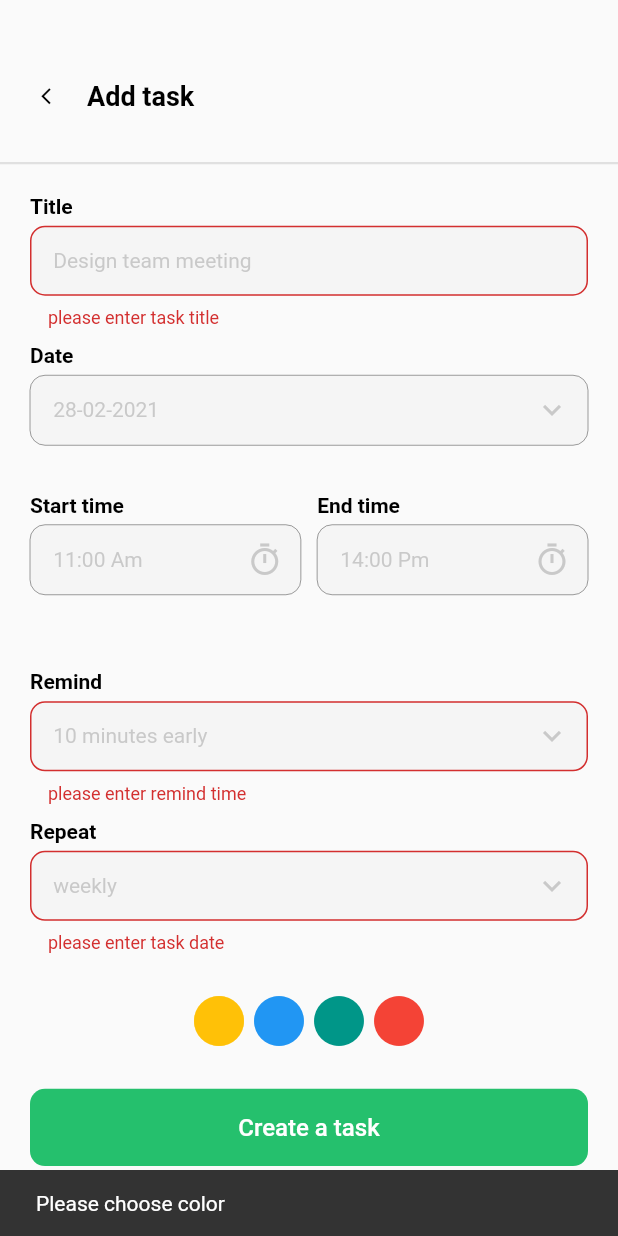
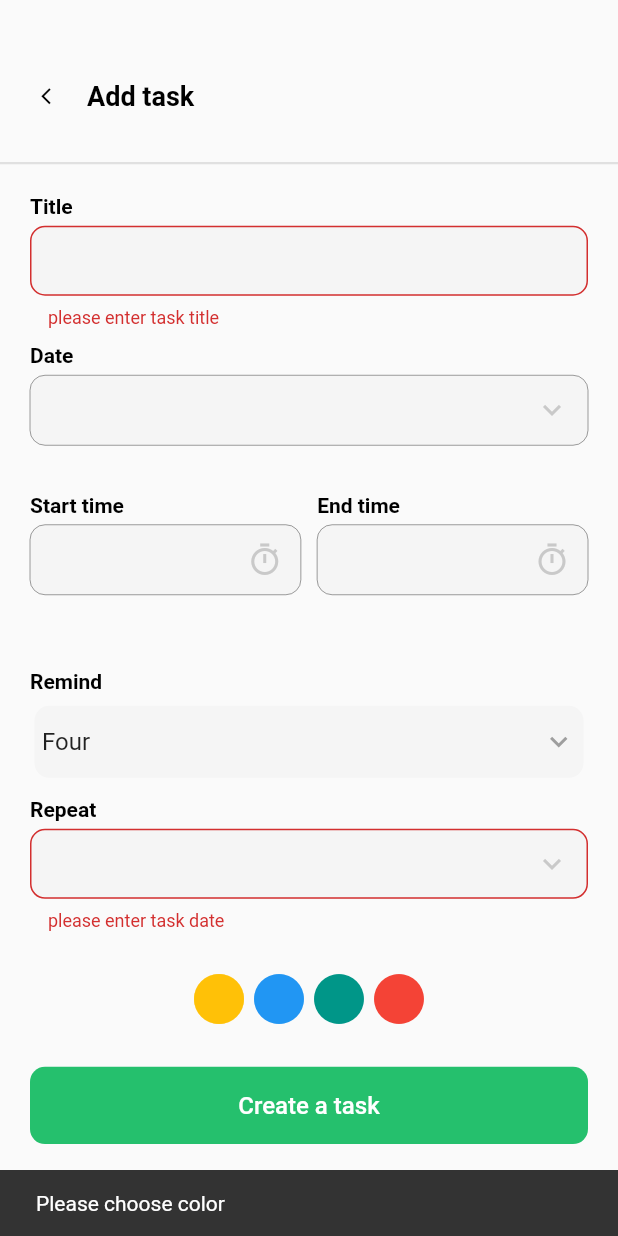
Before and after one commit to Manar-Emad/Algoriza-Todo-App, a Flutter app: the AddTaskScreen screen opened directly, after a tap on "Create a task", on a phone screen of 412 x 824 dp. Run offline on Flutter 3.47's test engine with Material 2 defaults, Android fonts, the phone set to English and light mode, and no system bars; our stand-ins replace bloc, conditional_builder_null_safety, date_picker_timeline, flutter_bloc, flutter_local_notifications, rxdart and 2 more; accounts and stored records are empty.

Commit message:
-finish_app-

```diff
--- a/lib/modules/add_task_screen.dart
+++ b/lib/modules/add_task_screen.dart
@@ -12,6 +12,7 @@ import 'package:todo/shared/styles/styles.dart';
 
 import '../shared/components/divider.dart';
 import '../shared/styles/colors.dart';
+import 'notification/local_notification_serices.dart';
 
 class AddTaskScreen extends StatefulWidget {
   AddTaskScreen({Key? key, this.model,}) : super(key: key);
@@ -30,11 +31,24 @@ class _AddTaskScreenState extends State<AddTaskScreen> {
   var repeatController = TextEditingController();
   var formKey = GlobalKey<FormState>();
 
-  late String _chosenValue;
   late String taskColor="";
 
-  int _selectedColor = 0;
+  late final LocalNotificationService service;
+  var index;
+  @override
+  void initState() {
+    service=LocalNotificationService();
+  //  listenToNotification();
+    service.inialize();
+    super.initState();
+  }
 
+  String dropdownValue = ' 10 minutes early';
+  List items = ['One', 'Two', 'Three', 'Four'];
+  String selectedValue = 'Four';
+
+  List items2 = ['One', 'Two', 'Three', 'Four'];
+  String selectedValue2 = 'Four';
   @override
   Widget build(BuildContext context) {
     return BlocConsumer<AppCubit, AppStates>(
@@ -211,66 +225,65 @@ class _AddTaskScreenState extends State<AddTaskScreen> {
                             style: black14bold(),
                           ),
                         ),
-                        MyFormFeild(
-                          controller: reminderController,
-                          textValidate: 'please enter remind time',
-                          validateFunction: () {},
-                          hintText: ' 10 minutes early',
-                          suffixIcon: Icons.keyboard_arrow_down,
-                          //isClikable: false,
-
-                          onTap: () {
-                            // DropdownButton(items: [
-                            //   DropdownMenuItem(child: Text('5 min')),
-                            //   DropdownMenuItem(child: Text('10 min')),
-                            //   DropdownMenuItem(child: Text('15 min')),
-                            //   DropdownMenuItem(child: Text('20 min')),
-                            // ],
-                            //   onChanged:(){
-                            //
-                            //   },);
-                            ///---------------------------------------------
-                            // DropdownButton<String>(
-                            //   focusColor:Colors.white,
-                            //   value: _chosenValue,
-                            //   //elevation: 5,
-                            //   style: const TextStyle(color: Colors.white),
-                            //   iconEnabledColor:Colors.black,
-                            //   items: <String>[
-                            //     '5 min',
-                            //     '10 min',
-                            //     '15 min',
-                            //   ].map<DropdownMenuItem<String>>((String value) {
-                            //     return DropdownMenuItem<String>(
-                            //       value: value,
-                            //       child: Text(value,style:const TextStyle(color:Colors.black),),
-                            //     );
-                            //   }).toList(),
-                            //   hint:const Text(
-                            //     "10 min",
-                            //     style:  TextStyle(
-                            //         color: Colors.black,
-                            //         fontSize: 14,
-                            //         fontWeight: FontWeight.w500),
-                            //   ),
-                            //   onChanged: (value) {
-                            //     // setState(() {
-                            //     //   _chosenValue = value;
-                            //     // });
-                            //   },
-                            // );
-                          },
-                          suffixColor: greyColor.withOpacity(.5),
-                          // isClikable: false,
-                          clicked: () {
-                            ///انا كدا بعملها ان لما يضغط عليه يظهر الاشعارات رغم اني عاوزة ان لما اليوزر يدخل وقت معين
-                            // Notifications.showNotification(
-                            //   title: 'New Notification',
-                            //     body: 'mmm',
-                            //   //model!['title']
-                            //   payload: '',
-                            // );
-                          },
+                        Padding(
+                          padding: const EdgeInsets.all(3.0),
+                          child: Container(
+                            decoration:  BoxDecoration(
+                              borderRadius: BorderRadius.circular(10),
+                              color:  greyColor.withOpacity(.06),
+                            ),
+                            child: Padding(
+                              padding: const EdgeInsets.symmetric(horizontal: 5),
+                              child: Expanded(
+                                child:  DropdownButton<String>(
+                                  isExpanded: true,
+                                  icon: const Icon( Icons.keyboard_arrow_down,size: 23,),
+                                  focusColor:  greyColor.withOpacity(.06),
+                                     iconEnabledColor: greyColor,
+                                     iconDisabledColor: greyColor,
+                                  value: selectedValue,
+                                  hint:Text(' 10 minutes early'),
+                                  underline: SizedBox(),
+                                  onChanged: (String? newValue) =>
+                                      setState(() => selectedValue = newValue!),
+                                  items: items
+                                      .map<DropdownMenuItem<String>>(
+                                          (dynamic value) => DropdownMenuItem<String>(
+                                        value: value,
+                                        child: Text(value),
+                                      ))
+                                      .toList(),
+                                  iconSize: 42,
+                                ),
+                                // child: DropdownButton<String>(
+                                //   dropdownColor: defTextColor,
+                                //   isExpanded: true,
+                                //   focusColor:  greyColor.withOpacity(.06),
+                                //   underline: SizedBox(),
+                                //    borderRadius:BorderRadius.circular(10) ,
+                                //   hint:Text(' 10 minutes early'),
+                                //   iconEnabledColor: greyColor,
+                                //   iconDisabledColor: greyColor,
+                                //   value: dropdownValue,
+                                //   icon: const Icon( Icons.keyboard_arrow_down),
+                                //   elevation: 16,
+                                //   style: const TextStyle(color: secondColor),
+                                //   onChanged: (String? newValue) {
+                                //     setState(() {
+                                //       dropdownValue = newValue!;
+                                //     });
+                                //   },
+                                //   items: <String>['One', 'Two', 'Free', 'Four']
+                                //       .map<DropdownMenuItem<String>>((String value) {
+                                //     return DropdownMenuItem<String>(
+                                //       value: value,
+                                //       child: Text(value),
+                                //     );
+                                //   }).toList(),
+                                // ),
+                              ),
+                            ),
+                          ),
                         ),
                         Padding(
                           padding: const EdgeInsets.only(top: 10, bottom: 5),
@@ -279,6 +292,7 @@ class _AddTaskScreenState extends State<AddTaskScreen> {
                             style: black14bold(),
                           ),
                         ),
+
                         MyFormFeild(
                           controller: repeatController,
                           textValidate: 'please enter task date',
@@ -287,6 +301,71 @@ class _AddTaskScreenState extends State<AddTaskScreen> {
                           suffixIcon: Icons.keyboard_arrow_down,
                           suffixColor: greyColor.withOpacity(.5),
                         ),
+                        ///Give me error
+                        // Padding(
+                        //   padding: const EdgeInsets.all(3.0),
+                        //   child: Container(
+                        //     decoration:  BoxDecoration(
+                        //       borderRadius: BorderRadius.circular(10),
+                        //       color:  greyColor.withOpacity(.06),
+                        //     ),
+                        //     child: Expanded(
+                        //       child:  DropdownButton<String>(
+                        //           dropdownColor: defTextColor,
+                        //           isExpanded: true,
+                        //           focusColor:  greyColor.withOpacity(.06),
+                        //           underline: SizedBox(),
+                        //            borderRadius:BorderRadius.circular(10) ,
+                        //           hint:Text(' 10 minutes early'),
+                        //           iconEnabledColor: greyColor,
+                        //           iconDisabledColor: greyColor,
+                        //           value: dropdownValue,
+                        //           icon: const Icon( Icons.keyboard_arrow_down),
+                        //           elevation: 16,
+                        //           style: const TextStyle(color: secondColor),
+                        //           onChanged: (String? newValue) {
+                        //             setState(() {
+                        //               dropdownValue = newValue!;
+                        //             });
+                        //           },
+                        //           items: <String>['One', 'Two', 'Free', 'Four']
+                        //               .map<DropdownMenuItem<String>>((String value) {
+                        //             return DropdownMenuItem<String>(
+                        //               value: value,
+                        //               child: Text(value),
+                        //             );
+                        //           }).toList(),
+                        //         ),
+                        //       // DropdownButton<String>(
+                        //       //   dropdownColor: defTextColor,
+                        //       //   isExpanded: true,
+                        //       //   focusColor:  greyColor.withOpacity(.06),
+                        //       //   underline: SizedBox(),
+                        //       //   borderRadius:BorderRadius.circular(10) ,
+                        //       //   hint:Text('weekly'),
+                        //       //   iconEnabledColor: greyColor,
+                        //       //   iconDisabledColor: greyColor,
+                        //       //   value: dropdownValue,
+                        //       //   icon: const Icon( Icons.keyboard_arrow_down),
+                        //       //   elevation: 16,
+                        //       //   style: const TextStyle(color: secondColor),
+                        //       //   onChanged: (String? newValue) {
+                        //       //
+                        //       //     setState(() {
+                        //       //       dropdownValue = newValue!;
+                        //       //     });
+                        //       //   },
+                        //       //   items: items2
+                        //       //       .map<DropdownMenuItem<String>>((value) {
+                        //       //     return DropdownMenuItem<String>(
+                        //       //       value: value,
+                        //       //       child: Text(value),
+                        //       //     );
+                        //       //   }).toList(),
+                        //       // ),
+                        //     ),
+                        //   ),
+                        // ),
                       ],
                     ),
                   ),
@@ -376,6 +455,15 @@ class _AddTaskScreenState extends State<AddTaskScreen> {
                       }}else {
                         await  snackBar("Please choose color",context);
                       }
+                      await service.showScheduledNotification(
+                        id: 0,
+                        //AppCubit.get(context).Scudeling[index]['id']
+                        title:'time now no',
+                        //  '${AppCubit.get(context).Scudeling[index]['title']}',
+                        body: '',
+                        seconds: 4,
+                      );
+
                     },
                     text: 'Create a task'),
               ],
--- /dev/null
+++ b/lib/modules/notification/local_notification_serices.dart
@@ -0,0 +1,113 @@
+import 'package:flutter/material.dart';
+import 'package:flutter_local_notifications/flutter_local_notifications.dart';
+import 'package:timezone/timezone.dart' as tz;
+import 'package:timezone/data/latest.dart' as tz;
+import 'package:rxdart/subjects.dart';
+
+class LocalNotificationService{
+ LocalNotificationService();
+ final _localNotificationService=FlutterLocalNotificationsPlugin();
+ final BehaviorSubject<String?> onNotificationClick = BehaviorSubject();
+
+ Future<void>inialize()async{
+   tz.initializeTimeZones();
+   const AndroidInitializationSettings androidInitializationSettings=
+   AndroidInitializationSettings('todoaa');
+
+    IOSInitializationSettings iosInitializationSettings=IOSInitializationSettings(
+     requestSoundPermission: true,
+     requestBadgePermission: true,
+     requestAlertPermission: true,
+     onDidReceiveLocalNotification: _onDidReceiveLocalNotification
+   );
+    final InitializationSettings settings=InitializationSettings(
+        android: androidInitializationSettings,
+        iOS:iosInitializationSettings);
+
+    await _localNotificationService.initialize(
+      settings,onSelectNotification: onSelectedNotification,);
+ }
+ Future<NotificationDetails>_notificationDetails()async{
+   const AndroidNotificationDetails androidNotificationDetails=AndroidNotificationDetails(
+       'channel_id', 'channel_name',
+       channelDescription:'description',
+        importance: Importance.max,
+     priority: Priority.max,
+     playSound: true,
+   );
+   const IOSNotificationDetails iosNotificationDetails=
+   IOSNotificationDetails();
+return NotificationDetails(android: androidNotificationDetails,iOS: iosNotificationDetails);
+
+ }
+///Notifications
+ Future<void> showNotification({
+  required int id,
+   required String title,
+   required String body,
+})async{
+   final details =await _notificationDetails();
+   await _localNotificationService.show(id, title, body, details);
+ }
+
+ ///Scheduled Notifications
+ Future<void> showScheduledNotification({
+   required int id,
+   required String title,
+   required String body,
+   required int seconds,
+ })async{
+   final details =await _notificationDetails();
+   await _localNotificationService.zonedSchedule(
+       id,
+       title,
+       body,
+       tz.TZDateTime.from(DateTime.now().add(Duration(seconds: seconds)),tz.local),
+     details,
+       androidAllowWhileIdle: true,
+     uiLocalNotificationDateInterpretation: UILocalNotificationDateInterpretation.absoluteTime,
+   );
+ }
+ Future<void> showScheduledNotificationWithDate({
+   required int id,
+   required String title,
+   required String body,
+   required int seconds,
+    required DateTime dateTime,
+ })async{
+   final details =await _notificationDetails();
+   await _localNotificationService.zonedSchedule(
+     id,
+     title,
+     body,
+     tz.TZDateTime.from(dateTime,tz.local),
+     details,
+     androidAllowWhileIdle: true,
+     uiLocalNotificationDateInterpretation: UILocalNotificationDateInterpretation.absoluteTime,
+   );
+ }
+
+
+ ///showNotificationWithPayload
+ Future<void> showNotificationWithPayload({
+   required int id,
+   required String title,
+   required String body,
+   required String payload,
+ })async{
+   final details =await _notificationDetails();
+   await _localNotificationService.show(id, title, body, details,payload: payload);
+ }
+
+
+  void _onDidReceiveLocalNotification(int id, String? title, String? body, String? payload) {
+   debugPrint('id==$id');
+  }
+
+  void onSelectedNotification(String? payload) {
+   debugPrint('payload==$payload');
+   if(payload!=null&& payload.isNotEmpty){
+     onNotificationClick.add(payload);
+   }
+  }
+}
--- a/lib/shared/components/colored_container.dart
+++ b/lib/shared/components/colored_container.dart
@@ -22,14 +22,12 @@ class ColoredContainer extends StatelessWidget {
         condition:AppCubit.get(context).Scudeling .isNotEmpty,
         builder: (context) => Column(children: [
           Expanded(
-            child: Padding(
-              padding: const EdgeInsets.only(left: 10),
             child: ListView.builder(
                 itemBuilder: (context, index) =>
                     Container(
                       width: double.infinity,
                       height: getHeight(context)/10,
-                        margin: EdgeInsets.all(8),
+                   //   margin: EdgeInsets.all(8),
                       clipBehavior:Clip.antiAliasWithSaveLayer ,
                       decoration:  BoxDecoration(
                         color: getColor(AppCubit.get(context).Scudeling[index]["color"]),
@@ -60,7 +58,6 @@ class ColoredContainer extends StatelessWidget {
                     ) ,
                 itemCount: AppCubit.get(context).Scudeling.length),
           ),
-          ),
         ],),
         fallback: (context) =>  Center(
           child:Column(
--- a/lib/shared/components/form_feild.dart
+++ b/lib/shared/components/form_feild.dart
@@ -10,10 +10,12 @@ class MyFormFeild extends StatelessWidget {
   final String textValidate;
   final String hintText;
   Function()? onTap;
+  Function()? dropDownPressed;
   Function()? clicked;
   IconData? suffixIcon;
   Color? suffixColor;
   Widget? widget;
+  Widget? dropDownWidget;
   Function? validateFunction;
   MyFormFeild({
     Key? key,
@@ -24,10 +26,12 @@ class MyFormFeild extends StatelessWidget {
     required this.textValidate,
     required this.hintText,
     this.onTap,
+    this.dropDownPressed,
     this.clicked,
     this.suffixIcon,
     this.suffixColor,
     this.widget,
+    this.dropDownWidget,
     this.validateFunction,
   }) : super(key: key);
 
@@ -52,6 +56,7 @@ class MyFormFeild extends StatelessWidget {
                 color: suffixColor,
               ),
             ),
+            suffix: InkWell(child: dropDownWidget,onTap:dropDownPressed,),
             focusedBorder: OutlineInputBorder(
               borderRadius: BorderRadius.circular(10.0),
             ),disabledBorder:OutlineInputBorder(
--- a/pubspec.yaml
+++ b/pubspec.yaml
@@ -41,10 +41,11 @@ dependencies:
   date_picker_timeline: ^1.2.3
   intl: ^0.17.0
   conditional_builder_null_safety: ^0.0.6
-  flutter_local_notifications: ^5.0.0
+  flutter_local_notifications: ^9.6.0
+  timezone: ^0.8.0
+  rxdart: ^0.27.4
   workmanager: ^0.5.0
   horizontal_calendar: ^1.0.1
-  rxdart: ^0.26.0
 
 
 dev_dependencies:
```
Also changed, not shown: lib/main.dart (+5 -2 lines), lib/modules/notification/home.dart (added, +89 -0 lines), lib/modules/notification/second_screen.dart (added, +12 -0 lines), pubspec.lock, 1 other file. Lines whose indentation alone changed are shown as unchanged.
